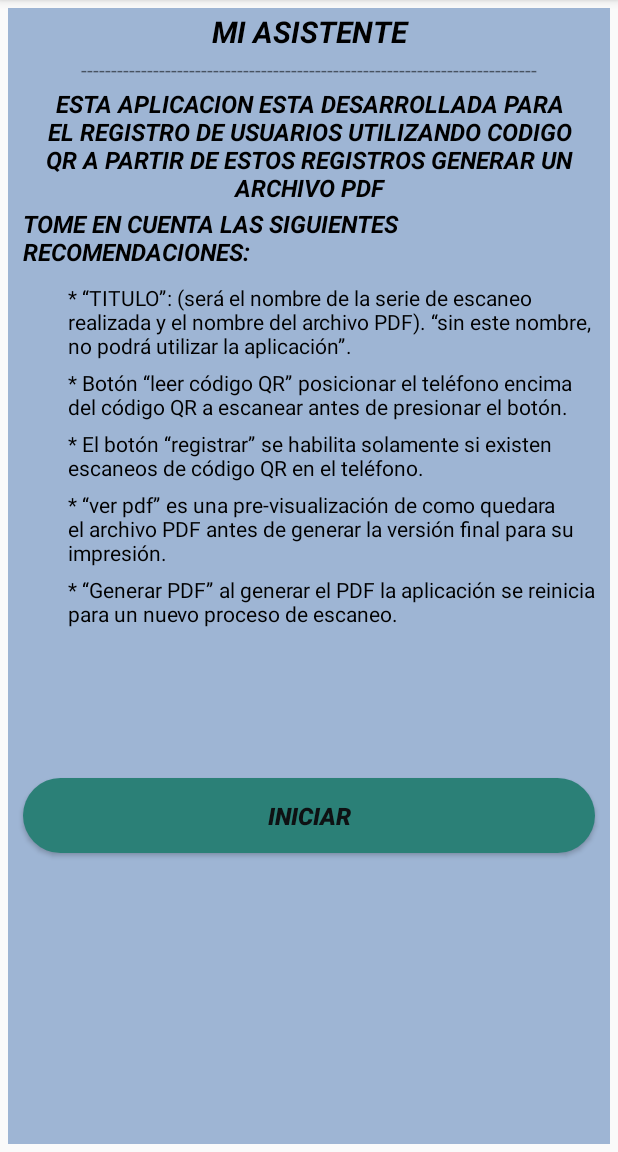
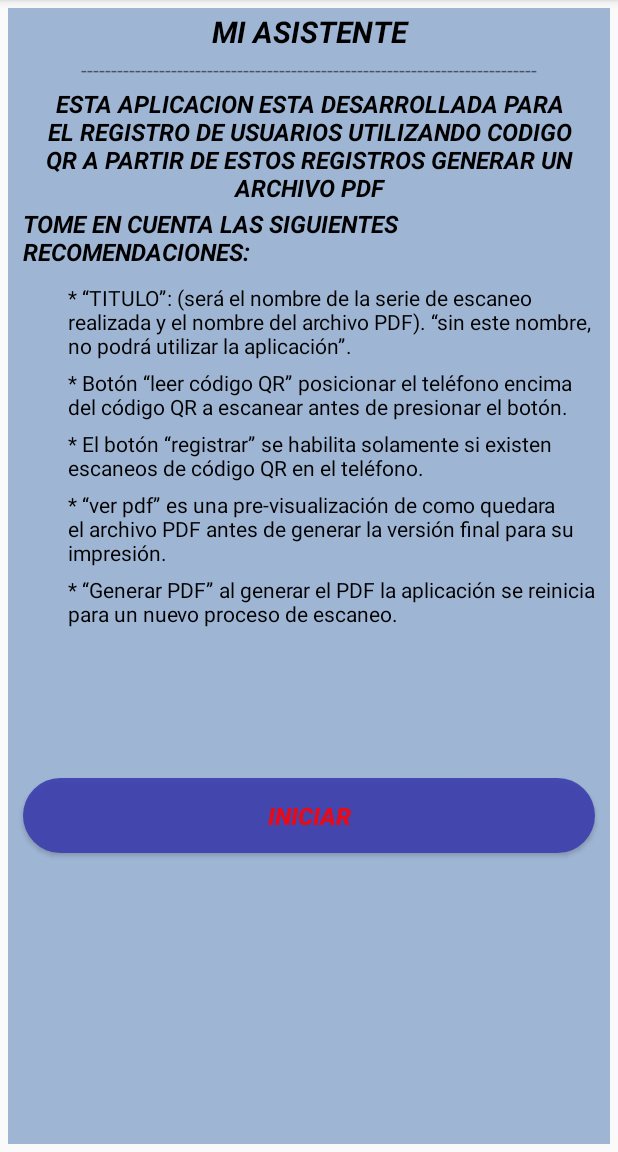
Before and after one commit to vademar/AppAsistencia, an Android app: the screen it shows after launch (Loguin), on a phone screen of 412 x 824 dp, the part 84-1236 px from its top. Run offline under Robolectric (Android 15) with nearby library versions, the light colour scheme and no system bars.

Commit message:
nuevo diseño

```diff
--- a/app/src/main/AndroidManifest.xml
+++ b/app/src/main/AndroidManifest.xml
@@ -3,7 +3,6 @@
     package="com.example.valdemar.myassistance">
 
     <uses-permission android:name="android.permission.CAMERA" />
-    <uses-permission android:name="android.permission.INTERNET" />
     <uses-permission android:name="android.permission.WRITE_EXTERNAL_STORAGE" />
     <uses-permission android:name="android.permission.READ_EXTERNAL_STORAGE" />
 
--- a/app/src/main/java/com/example/valdemar/myassistance/Menu.java
+++ b/app/src/main/java/com/example/valdemar/myassistance/Menu.java
@@ -2,6 +2,7 @@ package com.example.valdemar.myassistance;
 
 import android.content.DialogInterface;
 import android.content.Intent;
+import android.os.StrictMode;
 import android.support.v7.app.AlertDialog;
 import android.support.v7.app.AppCompatActivity;
 import android.os.Bundle;
@@ -33,6 +34,8 @@ public class Menu extends AppCompatActivity implements ZXingScannerView.ResultHa
     private int i;
     @Override
     protected void onCreate(Bundle savedInstanceState) {
+        StrictMode.ThreadPolicy policy = new StrictMode.ThreadPolicy.Builder().permitAll().build();
+        StrictMode.setThreadPolicy(policy);
         super.onCreate(savedInstanceState);
         setContentView(R.layout.activity_menu);
         Reg = (Button)findViewById(R.id.registros);
--- a/app/src/main/res/drawable-v21/btn_uno.xml
+++ b/app/src/main/res/drawable-v21/btn_uno.xml
@@ -1,5 +1,5 @@
 <?xml version="1.0" encoding="utf-8"?>
 <ripple xmlns:android="http://schemas.android.com/apk/res/android"
-    android:color="#97c493">
+    android:color="#000000">
     <item android:drawable="@drawable/bg_ripple"/>
 </ripple>
--- a/app/src/main/res/drawable/bg_ripple.xml
+++ b/app/src/main/res/drawable/bg_ripple.xml
@@ -1,5 +1,5 @@
 <?xml version="1.0" encoding="utf-8"?>
 <shape xmlns:android="http://schemas.android.com/apk/res/android">
     <corners android:radius="140dp"/>
-    <solid android:color="#2b8077"/>
+    <solid android:color="#e03a3cae"/>
 </shape>
--- a/app/src/main/res/drawable/btn_uno.xml
+++ b/app/src/main/res/drawable/btn_uno.xml
@@ -1,5 +1,8 @@
 <?xml version="1.0" encoding="utf-8"?>
+
 <ripple xmlns:android="http://schemas.android.com/apk/res/android"
-    android:color="#938e8e">
+    xmlns:tools="http://schemas.android.com/tools"
+    tools:targetApi="lollipop"
+    android:color="#00ffffff">
     <item android:drawable="@drawable/bg_ripple"/>
 </ripple>
--- a/app/src/main/res/drawable/txt_btn_uno.xml
+++ b/app/src/main/res/drawable/txt_btn_uno.xml
@@ -1,6 +1,5 @@
 <?xml version="1.0" encoding="utf-8"?>
 <selector xmlns:android="http://schemas.android.com/apk/res/android">
-    <item android:color="#0e1113" android:state_pressed="false"/>
+    <item android:color="#e90a18" android:state_pressed="false"/>
     <item android:color="#253b9f" android:state_pressed="true"/>
-
 </selector>
--- a/app/src/main/res/layout/activity_menu.xml
+++ b/app/src/main/res/layout/activity_menu.xml
@@ -17,7 +17,6 @@
         android:background="@drawable/btn_uno"
         android:onClick="EscanerQR"
         android:text="Leer Codigo QR"
-        android:textColor="@color/design_default_color_primary_dark"
         android:textStyle="bold"
         app:layout_constraintEnd_toEndOf="parent"
         app:layout_constraintHorizontal_bias="0.0"
@@ -93,7 +92,6 @@
         android:background="@drawable/btn_uno"
         android:onClick="verPDF"
         android:text="Ver PDF"
-        android:textColor="@color/design_default_color_primary_dark"
         android:textSize="12sp"
         android:textStyle="bold|italic"
         app:layout_constraintEnd_toEndOf="parent"
```
Also changed, not shown: app/src/main/java/com/example/valdemar/myassistance/TemplatePDF.java (+5 -2 lines).
